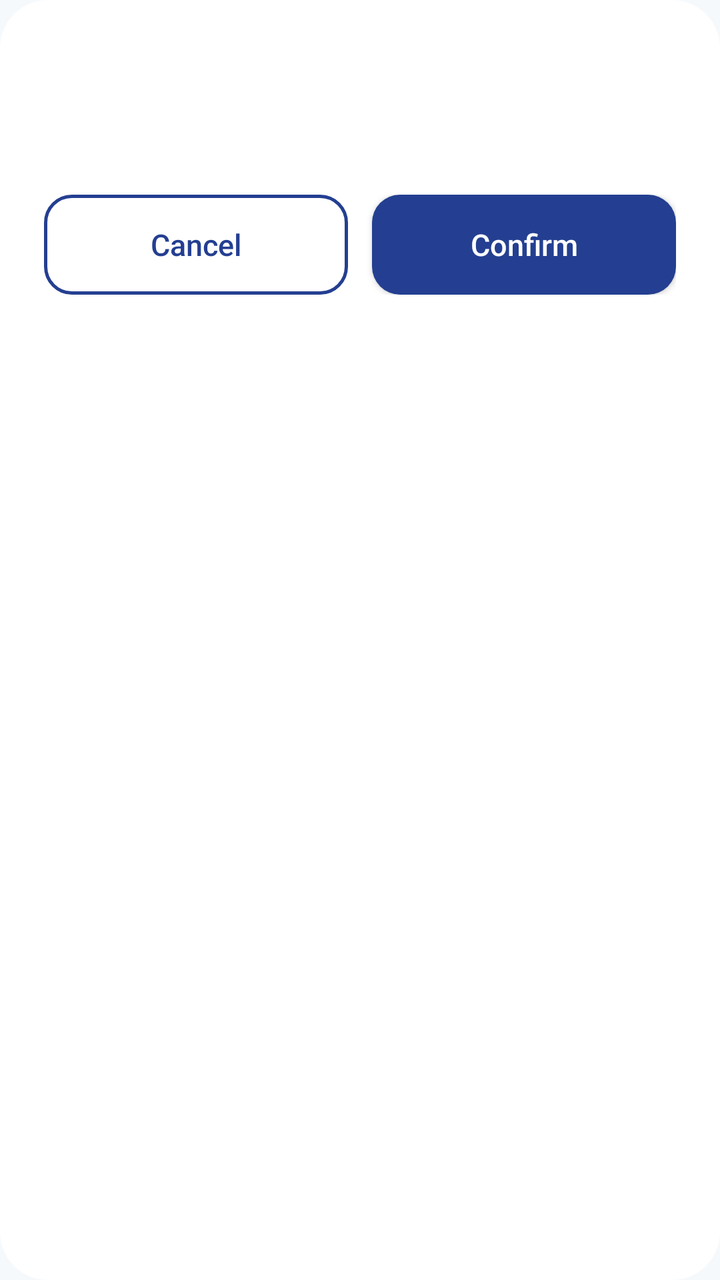
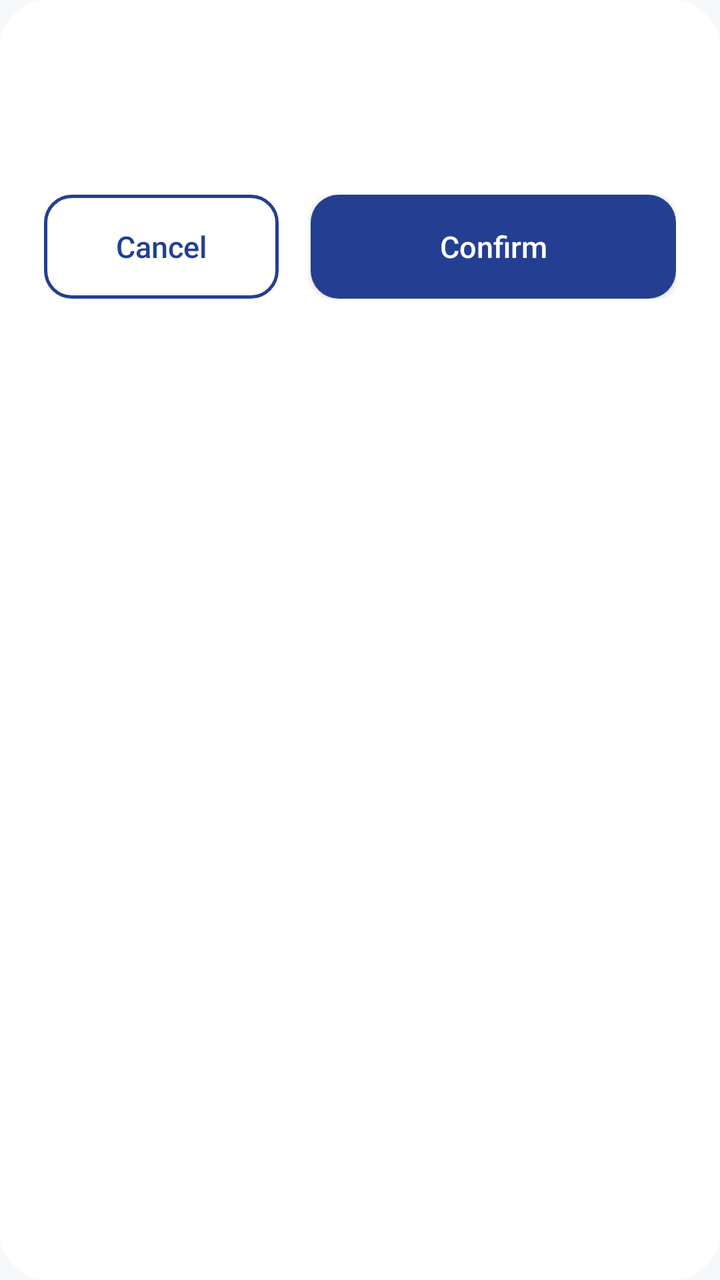

The first picture is an Android layout as it rendered before a commit; the second is the same layout after the commit. The layout source and the unified diff follow.
<!-- AndroidManifest.xml: application theme Theme.Shafi -->
<!-- res/layout/dialog_confirm.xml -->
<?xml version="1.0" encoding="utf-8"?>
<LinearLayout xmlns:android="http://schemas.android.com/apk/res/android"
    xmlns:app="http://schemas.android.com/apk/res-auto"
    android:layout_width="match_parent"
    android:layout_height="wrap_content"
    android:layout_marginStart="24dp"
    android:layout_marginEnd="24dp"
    android:background="@drawable/bg_dialog"
    android:orientation="vertical"
    android:padding="22dp">

    <TextView
        android:id="@+id/tv_dialog_title"
        android:layout_width="match_parent"
        android:layout_height="wrap_content"
        android:fontFamily="sans-serif-medium"
        android:letterSpacing="-0.01"
        android:textColor="@color/navy"
        android:textSize="20sp" />

    <TextView
        android:id="@+id/tv_dialog_message"
        android:layout_width="match_parent"
        android:layout_height="wrap_content"
        android:layout_marginTop="8dp"
        android:lineSpacingExtra="3dp"
        android:textColor="@color/muted"
        android:textSize="15sp" />

    <LinearLayout
        android:layout_width="match_parent"
        android:layout_height="wrap_content"
        android:layout_marginTop="20dp"
        android:orientation="horizontal">

        <com.google.android.material.button.MaterialButton
            android:id="@+id/btn_dialog_cancel"
            style="@style/Widget.Shafi.Button.Outlined"
            android:layout_width="0dp"
            android:layout_height="wrap_content"
            android:layout_marginEnd="6dp"
            android:layout_weight="1"
            android:text="Cancel"
            app:backgroundTint="@color/white" />

        <com.google.android.material.button.MaterialButton
            android:id="@+id/btn_dialog_ok"
            style="@style/Widget.Shafi.Button"
            android:layout_width="0dp"
            android:layout_height="wrap_content"
            android:layout_marginStart="6dp"
            android:layout_weight="1"
            android:text="Confirm" />
    </LinearLayout>
</LinearLayout>
<!-- resources referenced by this layout -->
<resources>
  <color name="muted">#65758B</color>
  <color name="navy">#14243A</color>
  <color name="white">#FFFFFFFF</color>
  <!-- drawable bg_dialog (drawable) -->
  <?xml version="1.0" encoding="utf-8"?>
  <shape xmlns:android="http://schemas.android.com/apk/res/android"
      android:shape="rectangle">
      <solid android:color="@color/white" />
      <corners android:radius="24dp" />
  </shape>
  <style name="Widget.Shafi.Button" parent="Widget.MaterialComponents.Button">
          <item name="cornerRadius">14dp</item>
          <item name="android:textAllCaps">false</item>
          <item name="android:fontFamily">sans-serif-medium</item>
          <item name="android:letterSpacing">0</item>
          <item name="android:textSize">15sp</item>
          <item name="android:minHeight">50dp</item>
          <item name="android:insetTop">0dp</item>
          <item name="android:insetBottom">0dp</item>
          <item name="android:textColor">@color/button_text</item>
          <item name="backgroundTint">@color/button_fill</item>
          <item name="rippleColor">#66FFFFFF</item>
          <item name="iconTint">@color/button_text</item>
      </style>
  <style name="Widget.Shafi.Button.Outlined" parent="Widget.MaterialComponents.Button.OutlinedButton">
          <item name="cornerRadius">14dp</item>
          <item name="android:textAllCaps">false</item>
          <item name="android:fontFamily">sans-serif-medium</item>
          <item name="android:letterSpacing">0</item>
          <item name="android:textSize">15sp</item>
          <item name="android:textColor">@color/button_text_navy</item>
          <item name="android:minHeight">50dp</item>
          <item name="android:insetTop">0dp</item>
          <item name="android:insetBottom">0dp</item>
          <item name="backgroundTint">@color/button_outline_fill</item>
          <item name="rippleColor">#33243F91</item>
          <item name="strokeColor">@color/navy_action</item>
          <item name="strokeWidth">1.5dp</item>
      </style>
  <style name="Theme.Shafi" parent="Theme.MaterialComponents.Light.NoActionBar">
          <item name="colorPrimary">@color/theme</item>
          <item name="colorPrimaryVariant">@color/theme</item>
          <item name="colorOnPrimary">@color/white</item>
          <item name="colorSecondary">@color/theme</item>
          <item name="colorSecondaryVariant">@color/theme</item>
          <item name="colorOnSecondary">@color/white</item>
          <item name="android:statusBarColor">@color/white</item>
          <item name="android:navigationBarColor">@color/white</item>
          <item name="android:windowLightNavigationBar">true</item>
          <item name="android:windowBackground">@color/page</item>
          <item name="android:windowLightStatusBar">true</item>
          <item name="textInputStyle">@style/Widget.Shafi.TextInput</item>
          <item name="colorControlHighlight">#33243F91</item>
      </style>
  <color name="navy_action">#243F91</color>
  <color name="theme">#0B9685</color>
  <color name="page">#F6F9FC</color>
  <color name="text_muted">#94A3B8</color>
  <color name="error">#F04444</color>
  <color name="text_secondary">#65758B</color>
  <style name="Text.Shafi.FieldHint" parent="TextAppearance.MaterialComponents.Caption">
          <item name="android:textSize">13sp</item>
          <item name="android:fontFamily">sans-serif-medium</item>
      </style>
  <!-- unchanged entries left out for length: 1 -->
</resources>

<!-- the commit's change to res/layout/dialog_confirm.xml (unified diff, before → after) -->
@@ -31,15 +31,22 @@
         android:layout_width="match_parent"
         android:layout_height="wrap_content"
         android:layout_marginTop="20dp"
+        android:baselineAligned="false"
+        android:gravity="center_vertical"
         android:orientation="horizontal">
 
         <com.google.android.material.button.MaterialButton
             android:id="@+id/btn_dialog_cancel"
             style="@style/Widget.Shafi.Button.Outlined"
             android:layout_width="0dp"
-            android:layout_height="wrap_content"
-            android:layout_marginEnd="6dp"
+            android:layout_height="52dp"
+            android:layout_marginEnd="8dp"
             android:layout_weight="1"
+            android:gravity="center"
+            android:maxLines="1"
+            android:minWidth="0dp"
+            android:paddingLeft="10dp"
+            android:paddingRight="10dp"
             android:text="Cancel"
             app:backgroundTint="@color/white" />
 
@@ -47,9 +54,18 @@
             android:id="@+id/btn_dialog_ok"
             style="@style/Widget.Shafi.Button"
             android:layout_width="0dp"
-            android:layout_height="wrap_content"
-            android:layout_marginStart="6dp"
-            android:layout_weight="1"
-            android:text="Confirm" />
+            android:layout_height="52dp"
+            android:layout_marginStart="8dp"
+            android:layout_weight="1.55"
+            android:gravity="center"
+            android:maxLines="1"
+            android:minWidth="0dp"
+            android:paddingLeft="12dp"
+            android:paddingRight="12dp"
+            android:text="Confirm"
+            app:autoSizeMaxTextSize="15sp"
+            app:autoSizeMinTextSize="12sp"
+            app:autoSizeStepGranularity="1sp"
+            app:autoSizeTextType="uniform" />
     </LinearLayout>
 </LinearLayout>
